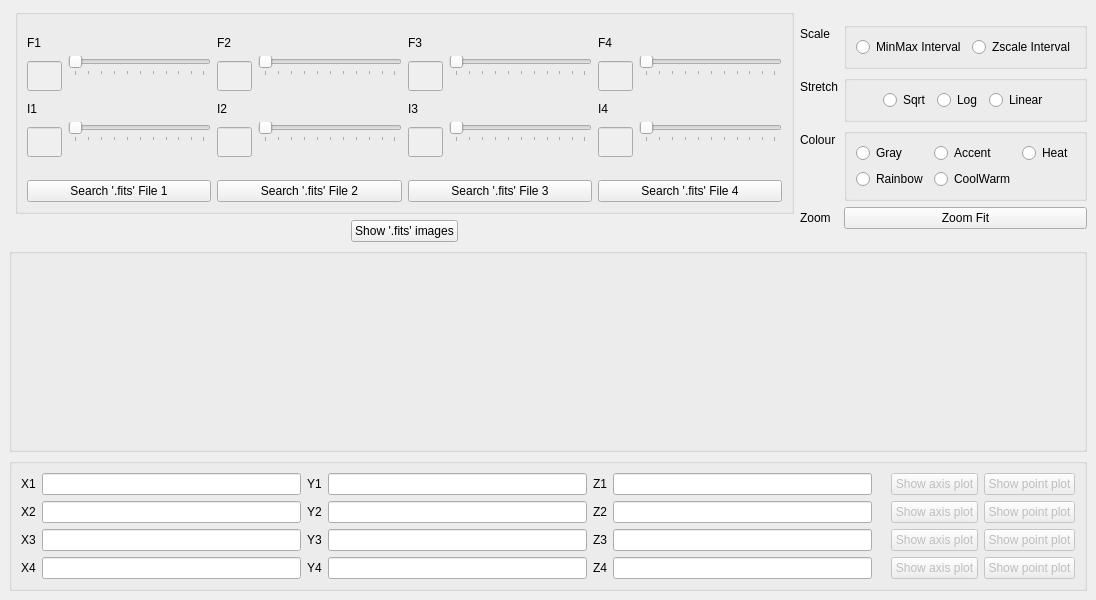
First picture: the form in astrocabtools/mrs_det_plot/src/ui/mrs_det_plot.ui, repository AlejandroGorgues/AstroCabTools, before the edit.
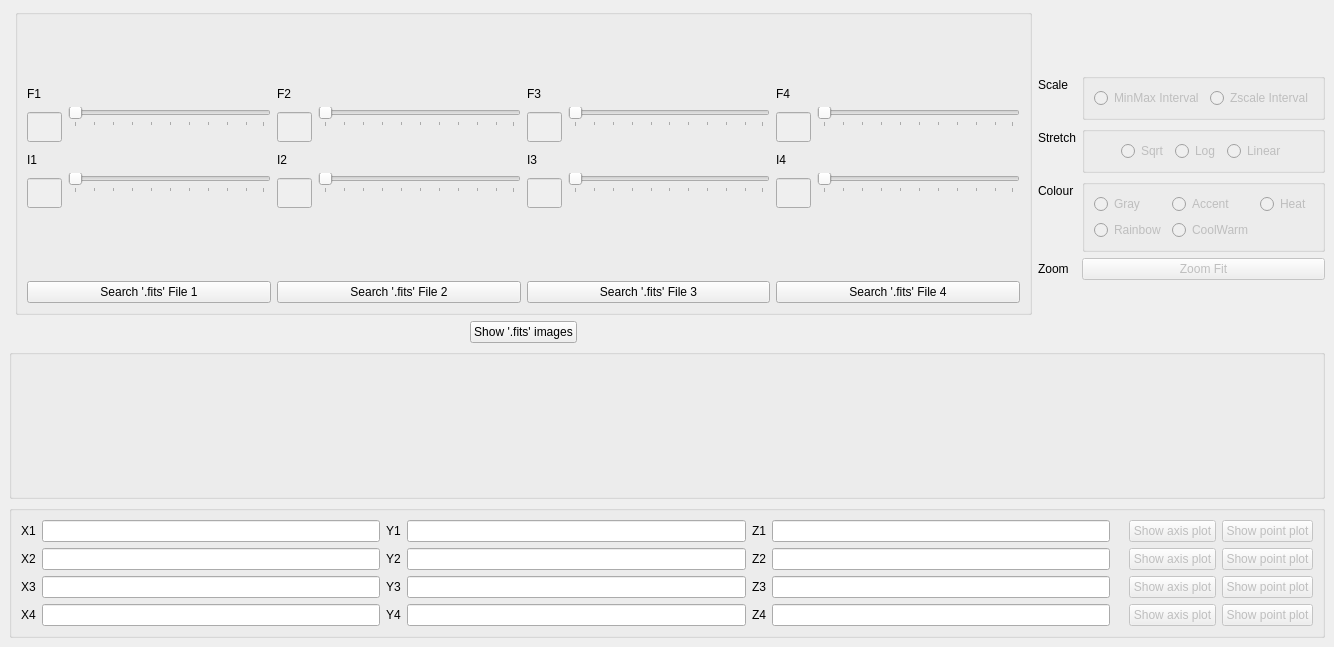
Second picture: the form after the edit.

The edit to the form file:
```diff
--- a/astrocabtools/mrs_det_plot/src/ui/mrs_det_plot.ui
+++ b/astrocabtools/mrs_det_plot/src/ui/mrs_det_plot.ui
@@ -6,22 +6,10 @@
    <rect>
     <x>0</x>
     <y>0</y>
-    <width>1096</width>
-    <height>600</height>
+    <width>1334</width>
+    <height>647</height>
    </rect>
   </property>
-  <property name="minimumSize">
-   <size>
-    <width>1096</width>
-    <height>600</height>
-   </size>
-  </property>
-  <property name="maximumSize">
-   <size>
-    <width>1096</width>
-    <height>600</height>
-   </size>
-  </property>
   <property name="windowTitle">
    <string>mrs_det_plot - Beta version</string>
   </property>
@@ -43,6 +31,12 @@
           <height>150</height>
          </size>
         </property>
+        <property name="maximumSize">
+         <size>
+          <width>16777215</width>
+          <height>150</height>
+         </size>
+        </property>
         <property name="title">
          <string/>
         </property>
@@ -934,7 +928,10 @@
          </widget>
         </item>
         <item row="1" column="1">
-         <widget class="QGroupBox" name="groupBox_4">
+         <widget class="QGroupBox" name="stretchGroupBox">
+          <property name="enabled">
+           <bool>false</bool>
+          </property>
           <property name="title">
            <string/>
           </property>
@@ -990,6 +987,9 @@
         </item>
         <item row="3" column="1">
          <widget class="QPushButton" name="centerButton">
+          <property name="enabled">
+           <bool>false</bool>
+          </property>
           <property name="sizePolicy">
            <sizepolicy hsizetype="Preferred" vsizetype="Fixed">
             <horstretch>0</horstretch>
@@ -1002,7 +1002,10 @@
          </widget>
         </item>
         <item row="0" column="1">
-         <widget class="QGroupBox" name="groupBox">
+         <widget class="QGroupBox" name="scaleGroupBox">
+          <property name="enabled">
+           <bool>false</bool>
+          </property>
           <property name="sizePolicy">
            <sizepolicy hsizetype="Preferred" vsizetype="Preferred">
             <horstretch>0</horstretch>
@@ -1035,7 +1038,10 @@
          </widget>
         </item>
         <item row="2" column="1">
-         <widget class="QGroupBox" name="groupBox_5">
+         <widget class="QGroupBox" name="colourGroupBox">
+          <property name="enabled">
+           <bool>false</bool>
+          </property>
           <property name="title">
            <string/>
           </property>
```
